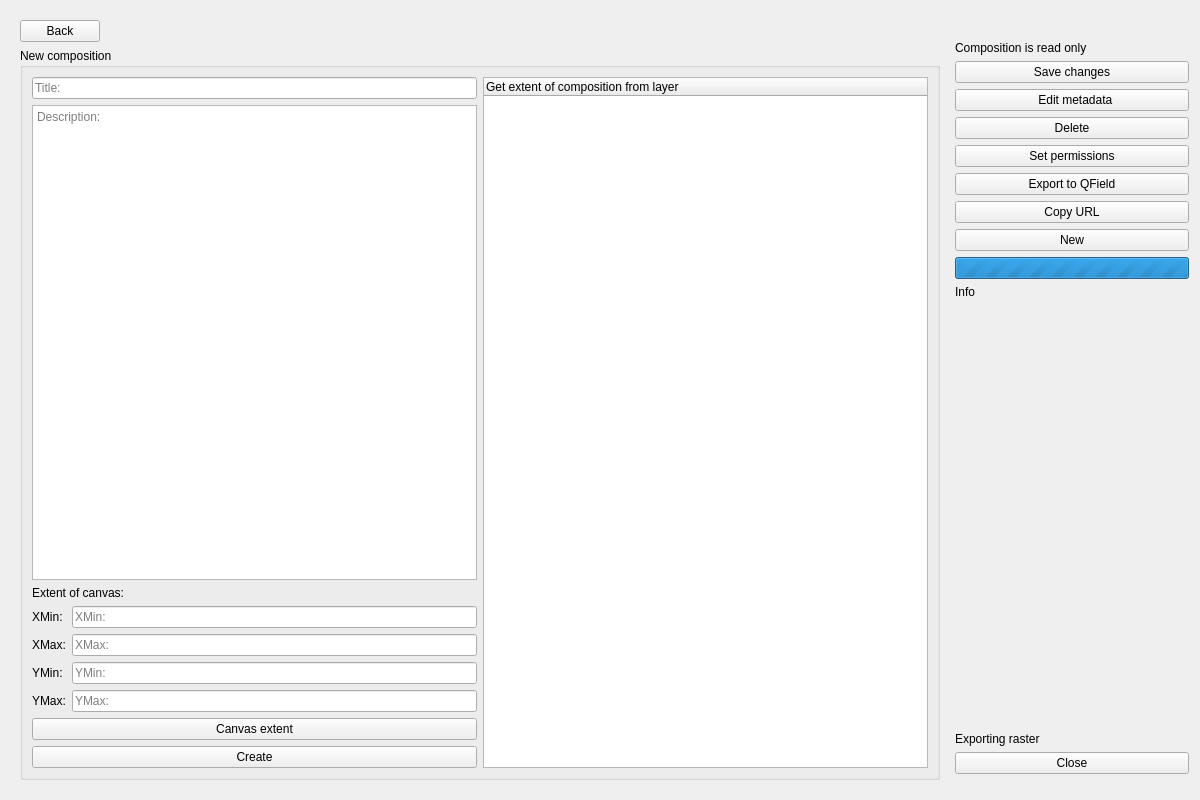
Above: dlg_currentComposition.ui from LESPROJEKT/qgis-layman-plugin before the change. Below: the same form after it.
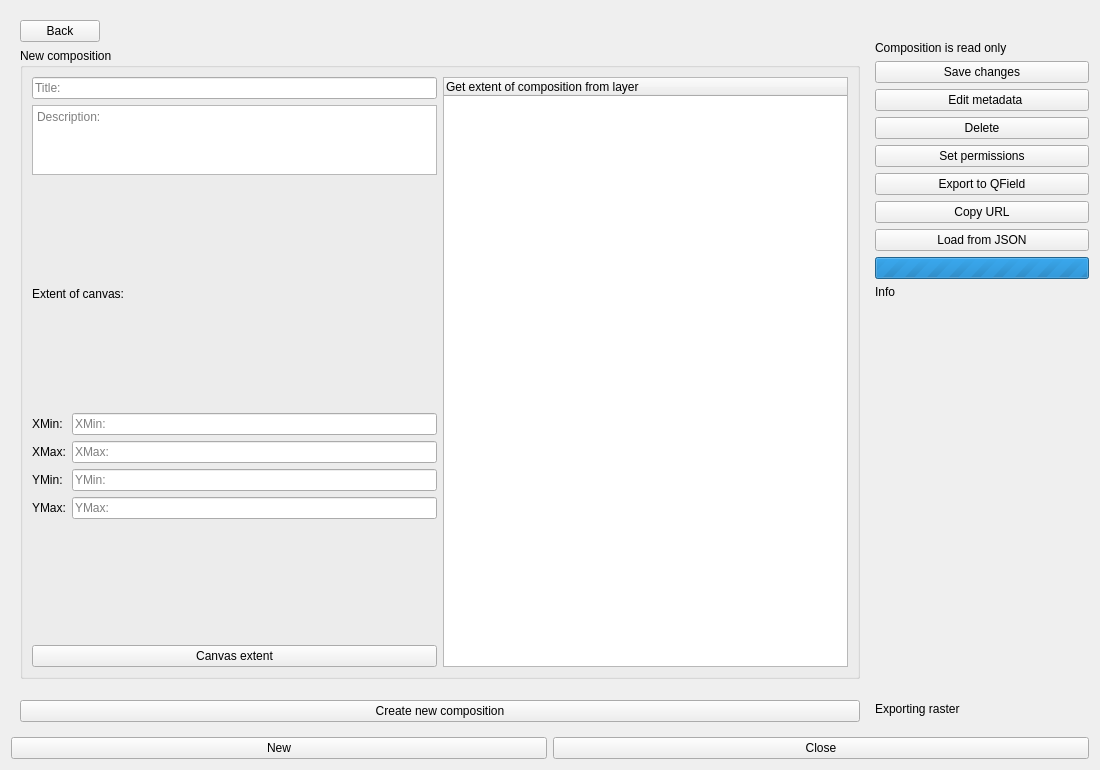
That is the form after the change. The open tabs and pages were chosen to show the change. Icons and pictures are not drawn.

The edit to the form file:
```diff
--- a/dlg_currentComposition.ui
+++ b/dlg_currentComposition.ui
@@ -9,8 +9,8 @@
    <rect>
     <x>0</x>
     <y>0</y>
-    <width>1200</width>
-    <height>800</height>
+    <width>1100</width>
+    <height>770</height>
    </rect>
   </property>
   <property name="minimumSize">
@@ -28,7 +28,9 @@
   <property name="windowTitle">
    <string>Layman - Current composition</string>
   </property>
-  <layout class="QHBoxLayout" name="horizontalLayout" stretch="8,2">
+  <layout class="QVBoxLayout" name="mainVerticalLayout">
+   <item>
+    <layout class="QHBoxLayout" name="horizontalLayout" stretch="8,2">
    <item>
     <widget class="QStackedWidget" name="stackedWidget">
      <property name="currentIndex">
@@ -200,6 +202,12 @@
             </item>
             <item>
              <widget class="QTextEdit" name="textEdit_description">
+              <property name="maximumSize">
+               <size>
+                <width>16777215</width>
+                <height>70</height>
+               </size>
+              </property>
               <property name="placeholderText">
                <string>Description:</string>
               </property>
@@ -283,17 +291,6 @@
               </property>
              </widget>
             </item>
-            <item>
-             <widget class="QPushButton" name="pushButton_CreateComposition">
-              <property name="text">
-               <string>Create</string>
-              </property>
-              <property name="icon">
-               <iconset>
-                <normaloff>icons/save_ico.png</normaloff>icons/save_ico.png</iconset>
-              </property>
-             </widget>
-            </item>
            </layout>
           </item>
           <item>
@@ -308,6 +305,39 @@
          </layout>
         </widget>
        </item>
+       <item>
+        <spacer name="verticalSpacer_create">
+         <property name="orientation">
+          <enum>Qt::Vertical</enum>
+         </property>
+         <property name="sizeType">
+          <enum>QSizePolicy::Fixed</enum>
+         </property>
+         <property name="sizeHint" stdset="0">
+          <size>
+           <width>20</width>
+           <height>15</height>
+          </size>
+         </property>
+        </spacer>
+       </item>
+       <item>
+        <widget class="QPushButton" name="pushButton_CreateComposition">
+         <property name="sizePolicy">
+          <sizepolicy hsizetype="Expanding" vsizetype="Fixed">
+           <horstretch>0</horstretch>
+           <verstretch>0</verstretch>
+          </sizepolicy>
+         </property>
+         <property name="text">
+          <string>Create new composition</string>
+         </property>
+         <property name="icon">
+          <iconset>
+           <normaloff>icons/save_ico.png</normaloff>icons/save_ico.png</iconset>
+         </property>
+        </widget>
+       </item>
       </layout>
      </widget>
      <widget class="QWidget" name="page4">
@@ -888,9 +918,9 @@
       </widget>
      </item>
      <item>
-      <widget class="QPushButton" name="pushButton_new">
+      <widget class="QPushButton" name="pushButton_loadFromJson">
        <property name="text">
-        <string>New</string>
+        <string>Load from JSON</string>
        </property>
        <property name="icon">
         <iconset>
@@ -944,13 +974,6 @@
        </property>
       </widget>
      </item>
-     <item>
-      <widget class="QPushButton" name="pushButton_close2">
-       <property name="text">
-        <string>Close</string>
-       </property>
-      </widget>
-     </item>
      <item>
       <spacer name="verticalSpacer_3">
        <property name="orientation">
@@ -969,6 +992,30 @@
      </item>
     </layout>
    </item>
+   </layout>
+   </item>
+   <item>
+    <layout class="QHBoxLayout" name="horizontalLayout_bottom">
+     <item>
+      <widget class="QPushButton" name="pushButton_new">
+       <property name="text">
+        <string>New</string>
+       </property>
+       <property name="icon">
+        <iconset>
+         <normaloff>icons/layer.png</normaloff>icons/layer.png</iconset>
+       </property>
+      </widget>
+     </item>
+     <item>
+      <widget class="QPushButton" name="pushButton_close2">
+       <property name="text">
+        <string>Close</string>
+       </property>
+      </widget>
+     </item>
+    </layout>
+   </item>
   </layout>
  </widget>
  <tabstops>
```
Left out of the diff: 3 changed lines with no effect on the pictures.
